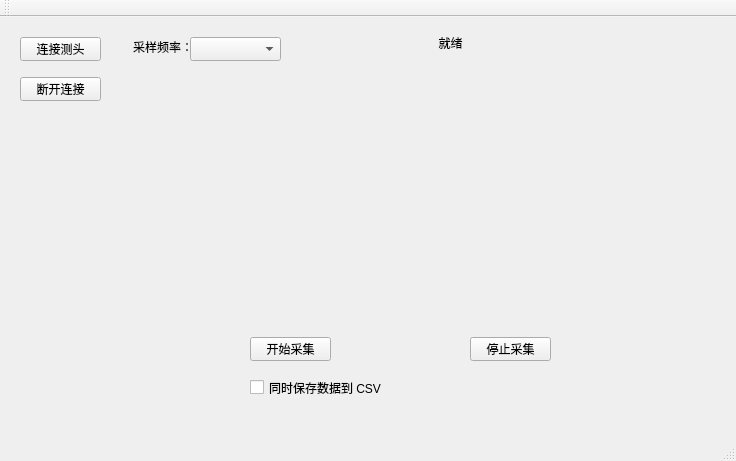
This is stil_drive/stil_drive.ui in li-rong-zhang/stil_drive as Qt 5 draws it before an edit. The edited form follows.
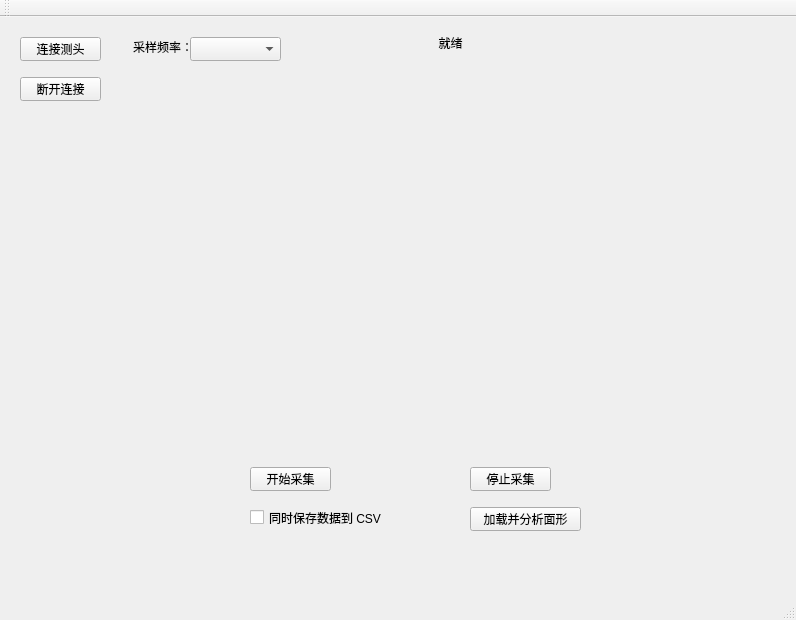
This is the edited form. Custom widgets are drawn as their Qt base class.

```diff
--- a/stil_drive/stil_drive.ui
+++ b/stil_drive/stil_drive.ui
@@ -6,8 +6,8 @@
    <rect>
     <x>0</x>
     <y>0</y>
-    <width>736</width>
-    <height>461</height>
+    <width>796</width>
+    <height>620</height>
    </rect>
   </property>
   <property name="windowTitle">
@@ -31,7 +31,7 @@
     <property name="geometry">
      <rect>
       <x>250</x>
-      <y>320</y>
+      <y>450</y>
       <width>81</width>
       <height>24</height>
      </rect>
@@ -44,7 +44,7 @@
     <property name="geometry">
      <rect>
       <x>470</x>
-      <y>320</y>
+      <y>450</y>
       <width>81</width>
       <height>24</height>
      </rect>
@@ -73,7 +73,7 @@
     <property name="geometry">
      <rect>
       <x>250</x>
-      <y>360</y>
+      <y>490</y>
       <width>171</width>
       <height>21</height>
      </rect>
@@ -85,10 +85,10 @@
    <widget class="QCustomPlot" name="plot_Widget" native="true">
     <property name="geometry">
      <rect>
-      <x>180</x>
-      <y>70</y>
-      <width>491</width>
-      <height>221</height>
+      <x>120</x>
+      <y>110</y>
+      <width>641</width>
+      <height>311</height>
      </rect>
     </property>
    </widget>
@@ -128,6 +128,19 @@
      <string>采样频率：</string>
     </property>
    </widget>
+   <widget class="QPushButton" name="btn_Analyze">
+    <property name="geometry">
+     <rect>
+      <x>470</x>
+      <y>490</y>
+      <width>111</width>
+      <height>24</height>
+     </rect>
+    </property>
+    <property name="text">
+     <string>加载并分析面形</string>
+    </property>
+   </widget>
   </widget>
   <widget class="QMenuBar" name="menuBar">
    <property name="geometry">
```
Left out of the diff: 2 changed lines with no effect on the pictures.
